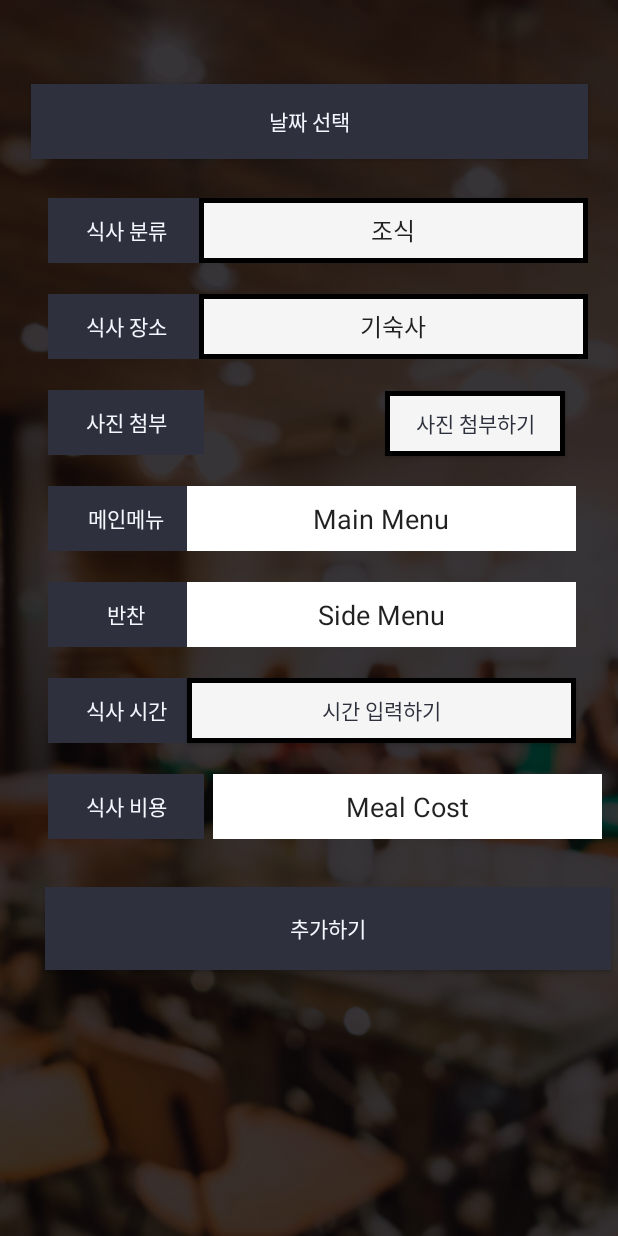
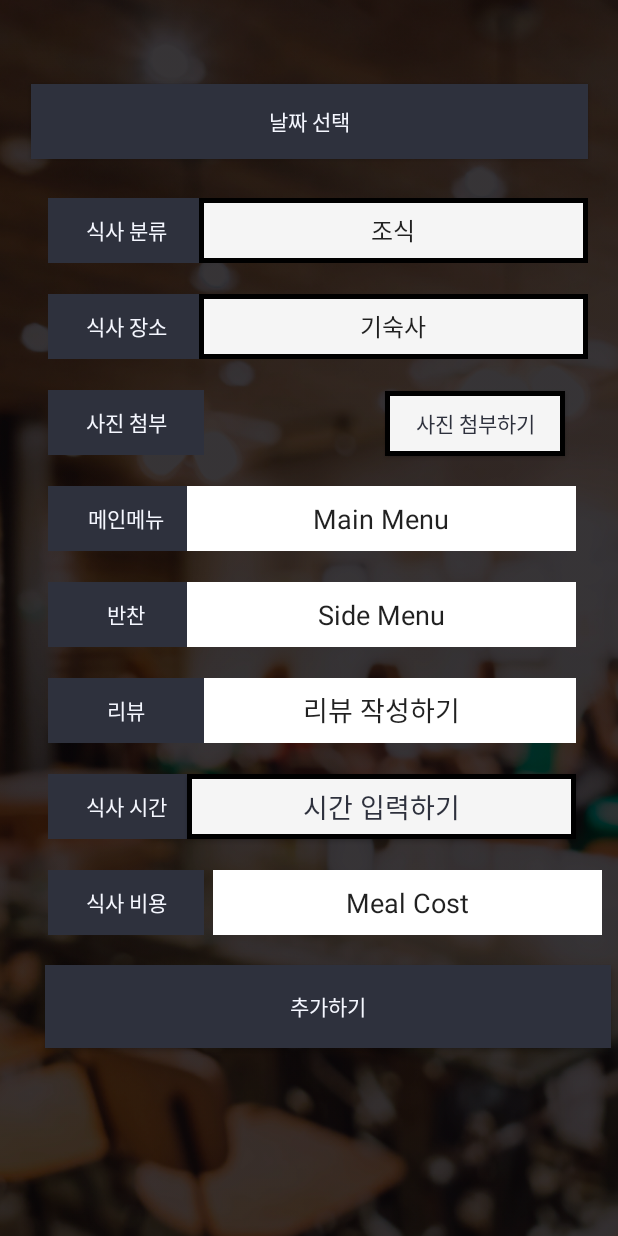
Before and after one commit to 23-2-MS-project/msProject, an Android app: the InsertFood screen opened directly, with no data from a screen before it, on a phone screen of 412 x 824 dp. Run offline under Robolectric (Android 15) with nearby library versions, the phone set to English and light mode, and no system bars.

Commit message:
Feat:디자인 추가

```diff
--- a/MS_Project/app/src/main/res/layout/activity_insert_food.xml
+++ b/MS_Project/app/src/main/res/layout/activity_insert_food.xml
@@ -17,6 +17,34 @@
         android:src="@drawable/other_page"
         app:layout_constraintBottom_toBottomOf="parent"
         app:layout_constraintEnd_toEndOf="parent"
+        app:layout_constraintStart_toStartOf="parent"
+        app:layout_constraintTop_toTopOf="parent" />
+
+    <EditText
+        android:id="@+id/editReview"
+        android:layout_width="259dp"
+        android:layout_height="43dp"
+        android:layout_marginTop="452dp"
+        android:layout_marginEnd="28dp"
+        android:background="#FFFFFF"
+        android:ems="10"
+        android:gravity="center"
+        android:inputType="text"
+        android:text="@string/input_review"
+        app:layout_constraintEnd_toEndOf="parent"
+        app:layout_constraintTop_toTopOf="parent" />
+
+    <TextView
+        android:id="@+id/textReview"
+        android:layout_width="104dp"
+        android:layout_height="43dp"
+        android:layout_marginStart="32dp"
+        android:layout_marginTop="452dp"
+        android:background="#2E313D"
+        android:gravity="center"
+        android:text="@string/food_review"
+        android:textAlignment="gravity"
+        android:textColor="#F5F7FF"
         app:layout_constraintStart_toStartOf="parent"
         app:layout_constraintTop_toTopOf="parent" />
 
@@ -165,7 +193,7 @@
         app:layout_constraintTop_toTopOf="parent" />
 
     <EditText
-        android:id="@+id/editTextText4"
+        android:id="@+id/fillSideMenu"
         android:layout_width="259dp"
         android:layout_height="43dp"
         android:layout_marginTop="388dp"
@@ -183,7 +211,7 @@
         android:layout_width="104dp"
         android:layout_height="43dp"
         android:layout_marginStart="32dp"
-        android:layout_marginTop="452dp"
+        android:layout_marginTop="516dp"
         android:background="#2E313D"
         android:gravity="center"
         android:text="@string/eat_time"
@@ -197,13 +225,14 @@
         android:layout_width="259dp"
         android:layout_height="43dp"
         android:layout_marginStart="140dp"
-        android:layout_marginTop="452dp"
+        android:layout_marginTop="516dp"
         android:layout_marginEnd="28dp"
+        android:background="@drawable/spinner_boarder"
         android:gravity="center"
         android:text="시간 입력하기"
-        android:background="@drawable/spinner_boarder"
         android:textAlignment="gravity"
         android:textColor="#2E313D"
+        android:textSize="18sp"
         app:layout_constraintEnd_toEndOf="parent"
         app:layout_constraintHorizontal_bias="1.0"
         app:layout_constraintStart_toStartOf="@+id/textTime"
@@ -214,7 +243,7 @@
         android:layout_width="104dp"
         android:layout_height="43dp"
         android:layout_marginStart="32dp"
-        android:layout_marginTop="516dp"
+        android:layout_marginTop="580dp"
         android:background="#2E313D"
         android:gravity="center"
         android:text="@string/eat_budgt"
@@ -228,29 +257,30 @@
         android:layout_width="259dp"
         android:layout_height="43dp"
         android:layout_marginStart="140dp"
-        android:layout_marginTop="516dp"
+        android:layout_marginTop="580dp"
+        android:background="#FFFFFF"
         android:ems="10"
+        android:gravity="center"
         android:inputType="text"
         android:text="Meal Cost"
-        android:gravity="center"
-        android:background="#FFFFFF"
         app:layout_constraintEnd_toEndOf="parent"
         app:layout_constraintHorizontal_bias="0.151"
         app:layout_constraintStart_toStartOf="parent"
         app:layout_constraintTop_toTopOf="parent" />
 
     <Button
-        android:id="@+id/button8"
+        android:id="@+id/buttonAdd"
         android:layout_width="377dp"
         android:layout_height="55dp"
         android:layout_marginStart="30dp"
-        android:layout_marginTop="550dp"
+        android:layout_marginTop="614dp"
         android:layout_marginEnd="28dp"
         android:background="#2E313D"
         android:gravity="center"
         android:text="추가하기"
         android:textAlignment="gravity"
         android:textColor="#F5F7FF"
+        android:onClick="saveDataToDatabase"
         app:layout_constraintBottom_toBottomOf="parent"
         app:layout_constraintEnd_toEndOf="parent"
         app:layout_constraintHorizontal_bias="0.0"
--- a/MS_Project/app/src/main/res/values/strings.xml
+++ b/MS_Project/app/src/main/res/values/strings.xml
@@ -12,4 +12,6 @@
     <string name="food_side">반찬</string>
     <string name="eat_time">식사 시간</string>
     <string name="eat_budgt">식사 비용</string>
+    <string name="food_review">리뷰</string>
+    <string name="input_review">리뷰 작성하기</string>
 </resources>
```
Also changed, not shown: MS_Project/app/src/main/res/layout/activity_analyze.xml (+27 -0 lines), MS_Project/app/src/main/res/layout/activity_calendar.xml (+27 -0 lines).
